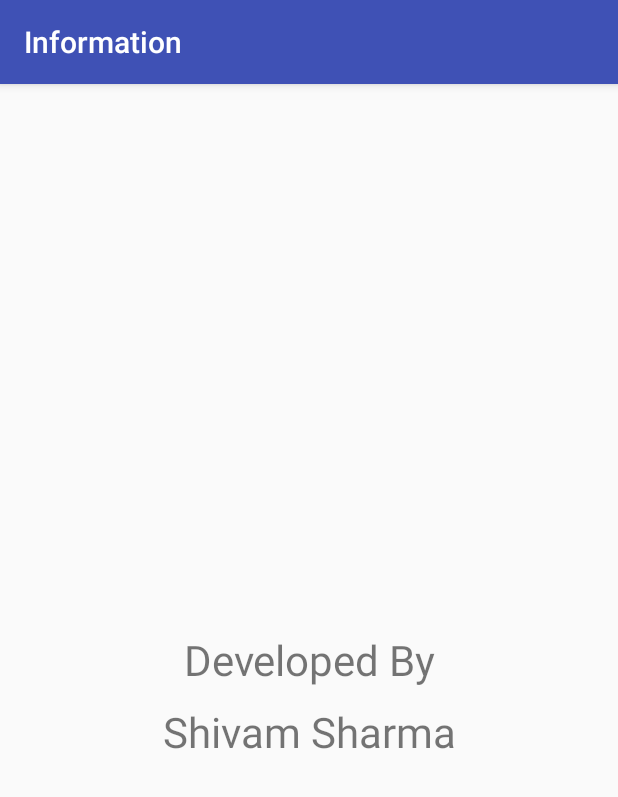
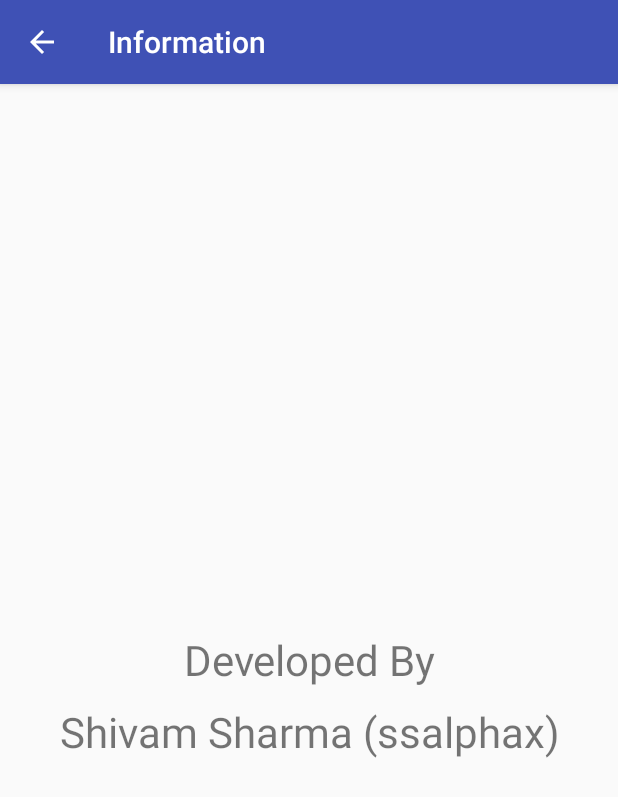
Before and after one commit to shivams1110/upcomingMovies, an Android app: the InfoActivity screen opened directly, with no data from a screen before it, on a phone screen of 412 x 824 dp. Shown: the top 797 px of the screen. Run offline under Robolectric (Android 15) with nearby library versions, the phone set to English and light mode, and no system bars.

Commit message:
code format

```diff
--- a/UpcomingMovies/app/src/main/java/com/ssalphax/upcomingmovies/ViewPagerAdapter.java
+++ b/UpcomingMovies/app/src/main/java/com/ssalphax/upcomingmovies/ViewPagerAdapter.java
@@ -48,8 +48,6 @@ public class ViewPagerAdapter extends PagerAdapter {
         View itemView = LayoutInflater.from(mContext).inflate(R.layout.pager_item, container, false);
 
         ImageView imageView = (ImageView) itemView.findViewById(R.id.img_pager_item);
-        //imageView.setImageResource(mResources.get(position));
-
         Glide.with(mContext).load("https://image.tmdb.org/t/p/w500"+mResources.get(position)).into(imageView);
         container.addView(itemView);
 
--- a/UpcomingMovies/app/src/main/res/layout/activity_info.xml
+++ b/UpcomingMovies/app/src/main/res/layout/activity_info.xml
@@ -14,10 +14,10 @@
 
         <android.support.v7.widget.Toolbar
             android:id="@+id/toolbar"
-            android:textAlignment="center"
             android:layout_width="match_parent"
             android:layout_height="?attr/actionBarSize"
             android:background="?attr/colorPrimary"
+            android:textAlignment="center"
             app:popupTheme="@style/AppTheme.PopupOverlay" />
 
     </android.support.design.widget.AppBarLayout>
--- a/UpcomingMovies/app/src/main/res/layout/activity_main.xml
+++ b/UpcomingMovies/app/src/main/res/layout/activity_main.xml
@@ -14,10 +14,10 @@
 
         <android.support.v7.widget.Toolbar
             android:id="@+id/toolbar"
-            android:textAlignment="center"
             android:layout_width="match_parent"
             android:layout_height="?attr/actionBarSize"
             android:background="?attr/colorPrimary"
+            android:textAlignment="center"
             app:popupTheme="@style/AppTheme.PopupOverlay" />
 
     </android.support.design.widget.AppBarLayout>
--- a/UpcomingMovies/app/src/main/res/layout/activity_movie_detail.xml
+++ b/UpcomingMovies/app/src/main/res/layout/activity_movie_detail.xml
@@ -14,10 +14,10 @@
 
         <android.support.v7.widget.Toolbar
             android:id="@+id/toolbar"
-            android:textAlignment="center"
             android:layout_width="match_parent"
             android:layout_height="?attr/actionBarSize"
             android:background="?attr/colorPrimary"
+            android:textAlignment="center"
             app:popupTheme="@style/AppTheme.PopupOverlay" />
 
     </android.support.design.widget.AppBarLayout>
--- a/UpcomingMovies/app/src/main/res/layout/content_info.xml
+++ b/UpcomingMovies/app/src/main/res/layout/content_info.xml
@@ -14,25 +14,23 @@
     tools:showIn="@layout/activity_info">
 
     <TextView
-        android:text="Developed By"
+        android:id="@+id/txt"
+        android:layout_width="match_parent"
+        android:layout_height="wrap_content"
+        android:layout_centerInParent="true"
         android:gravity="center"
-        android:textSize="28sp"
-        android:id="@+id/txt"
-        android:layout_centerInParent="true"
-        android:layout_width="match_parent"
-        android:layout_height="wrap_content" />
+        android:text="@string/developed_by"
+        android:textSize="28sp" />
 
     <TextView
-        android:text="Shivam Sharma"
+        android:layout_width="match_parent"
+        android:layout_height="wrap_content"
         android:layout_below="@+id/txt"
+        android:layout_centerInParent="true"
+        android:layout_marginTop="10dp"
         android:gravity="center"
-        android:textSize="28sp"
-        android:layout_marginTop="10dp"
-        android:layout_centerInParent="true"
-        android:layout_width="match_parent"
-        android:layout_height="wrap_content" />
-
-
+        android:text="@string/shivam_"
+        android:textSize="28sp" />
 
 
 </RelativeLayout>
--- a/UpcomingMovies/app/src/main/res/values/strings.xml
+++ b/UpcomingMovies/app/src/main/res/values/strings.xml
@@ -6,4 +6,6 @@
     <string name="title_activity_info">Information</string>
     <string name="no_internet_connection">No Internet Connection</string>
     <string name="overview">Overview</string>
+    <string name="developed_by">Developed By</string>
+    <string name="shivam_">Shivam Sharma (ssalphax)</string>
 </resources>
```
Also changed, not shown: UpcomingMovies/app/src/main/java/com/ssalphax/upcomingmovies/InfoActivity.java (+17 -0 lines), UpcomingMovies/app/src/main/java/com/ssalphax/upcomingmovies/MainActivity.java (+0 -25 lines), UpcomingMovies/app/src/main/java/com/ssalphax/upcomingmovies/MovieDetailActivity.java (+0 -33 lines), UpcomingMovies/app/src/main/res/layout/content_main.xml (+4 -5 lines), UpcomingMovies/app/src/main/res/layout/content_movie_detail.xml (+4 -4 lines), UpcomingMovies/app/src/main/res/layout/mian_adapter.xml (+33 -33 lines), UpcomingMovies/app/src/main/res/layout/pager_item.xml (+6 -6 lines).
